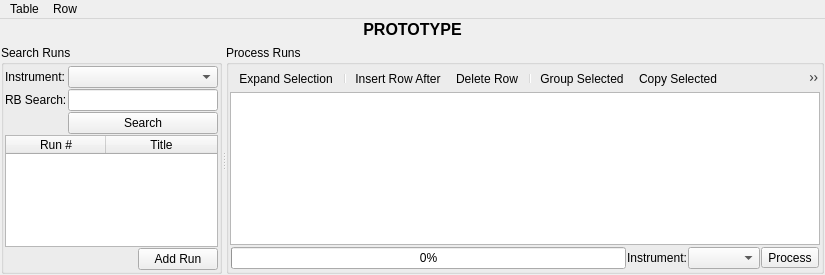
Qt form Code/Mantid/MantidQt/CustomInterfaces/inc/MantidQtCustomInterfaces/ReflMainWidget.ui (mantidproject/mantid) before a commit.
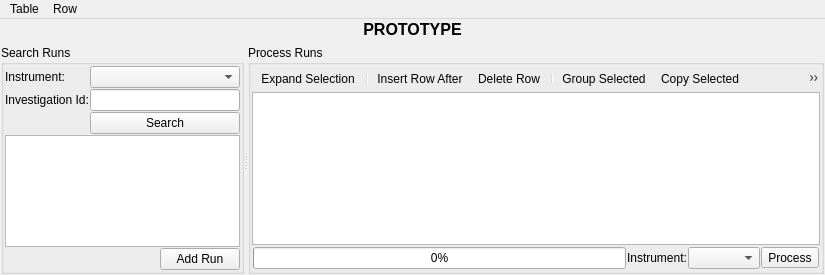
The same form after that commit. Icons and pictures are not drawn.

Commit message: Refs #10392 Show search results in table

The edit to the form file:
```diff
--- a/Code/Mantid/MantidQt/CustomInterfaces/inc/MantidQtCustomInterfaces/ReflMainWidget.ui
+++ b/Code/Mantid/MantidQt/CustomInterfaces/inc/MantidQtCustomInterfaces/ReflMainWidget.ui
@@ -101,7 +101,7 @@
              </sizepolicy>
             </property>
             <property name="text">
-             <string>RB Search:</string>
+             <string>Investigation Id:</string>
             </property>
             <property name="buddy">
              <cstring>textSearch</cstring>
@@ -152,12 +152,18 @@
          </layout>
         </item>
         <item>
-         <widget class="QTableWidget" name="tableSearchResults">
-          <property name="toolTip">
-           <string>Search results</string>
+         <widget class="QTableView" name="tableSearchResults">
+          <property name="selectionMode">
+           <enum>QAbstractItemView::ExtendedSelection</enum>
           </property>
-          <attribute name="horizontalHeaderHighlightSections">
-           <bool>false</bool>
+          <property name="selectionBehavior">
+           <enum>QAbstractItemView::SelectRows</enum>
+          </property>
+          <attribute name="horizontalHeaderDefaultSectionSize">
+           <number>60</number>
+          </attribute>
+          <attribute name="horizontalHeaderMinimumSectionSize">
+           <number>20</number>
           </attribute>
           <attribute name="horizontalHeaderStretchLastSection">
            <bool>true</bool>
@@ -165,19 +171,9 @@
           <attribute name="verticalHeaderVisible">
            <bool>false</bool>
           </attribute>
-          <attribute name="verticalHeaderHighlightSections">
-           <bool>false</bool>
+          <attribute name="verticalHeaderDefaultSectionSize">
+           <number>20</number>
           </attribute>
-          <column>
-           <property name="text">
-            <string>Run #</string>
-           </property>
-          </column>
-          <column>
-           <property name="text">
-            <string>Title</string>
-           </property>
-          </column>
          </widget>
         </item>
         <item>
```
Left out of the diff: 22 changed lines with no effect on the pictures. The commit also changes 8 other files.
